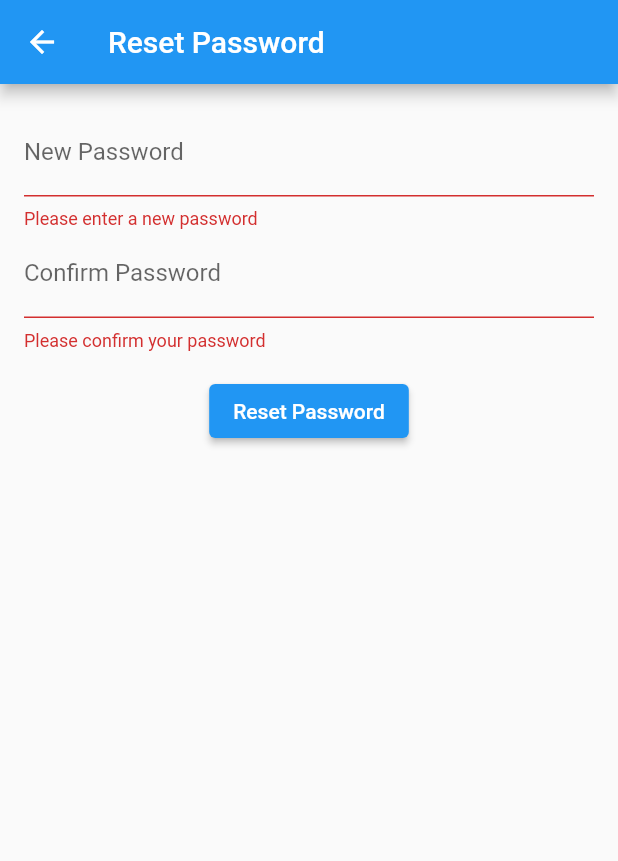
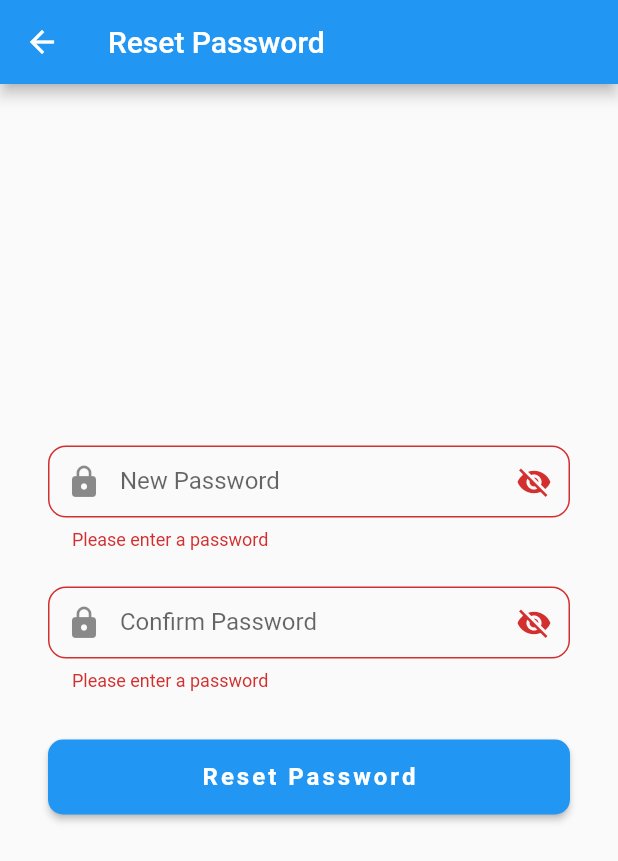
Before and after one commit to sagexfors/basicprog, a Flutter app: the ResetPasswordPage screen opened directly, after a tap on "Reset Password", on a phone screen of 412 x 824 dp. Shown: the top 861 px of the screen. Run offline on Flutter 3.47's test engine with Material 2 defaults, Android fonts, the phone set to English and light mode, and no system bars; our stand-ins replace cloud_firestore, firebase_auth, firebase_core, firebase_storage, flutter_svg, image_picker; accounts and stored records are empty; generated files the repository leaves out were written again.

Commit message:
Redesign Reset Password Page

```diff
--- a/lib/Pages/reset_password_page.dart
+++ b/lib/Pages/reset_password_page.dart
@@ -1,3 +1,5 @@
+import 'package:basicprog/Widgets/auth_button.dart';
+import 'package:basicprog/Widgets/password_text_form_field.dart';
 import 'package:flutter/material.dart';
 import 'package:firebase_auth/firebase_auth.dart';
 
@@ -49,37 +51,21 @@ class _ResetPasswordPageState extends State<ResetPasswordPage> {
           builder: (context) => Form(
             key: _formKey,
             child: Column(
+              mainAxisAlignment: MainAxisAlignment.center,
               children: [
-                TextFormField(
+                PasswordTextField(
                   controller: _passwordController,
-                  decoration: const InputDecoration(labelText: 'New Password'),
-                  validator: (value) {
-                    if (value!.isEmpty) {
-                      return 'Please enter a new password';
-                    }
-                    return null;
-                  },
-                  obscureText: true,
+                  labelText: 'New Password',
                 ),
-                TextFormField(
+                const SizedBox(height: 24),
+                PasswordTextField(
                   controller: _confirmPasswordController,
-                  decoration:
-                      const InputDecoration(labelText: 'Confirm Password'),
-                  validator: (value) {
-                    if (value!.isEmpty) {
-                      return 'Please confirm your password';
-                    }
-                    if (value != _passwordController.text) {
-                      return 'Passwords do not match';
-                    }
-                    return null;
-                  },
-                  obscureText: true,
+                  labelText: 'Confirm Password',
                 ),
                 const SizedBox(height: 16.0),
-                ElevatedButton(
+                AuthButton(
+                  name: 'Reset Password',
                   onPressed: () => _resetPassword(context),
-                  child: const Text('Reset Password'),
                 ),
                 const SizedBox(height: 8.0),
                 Text(
```
